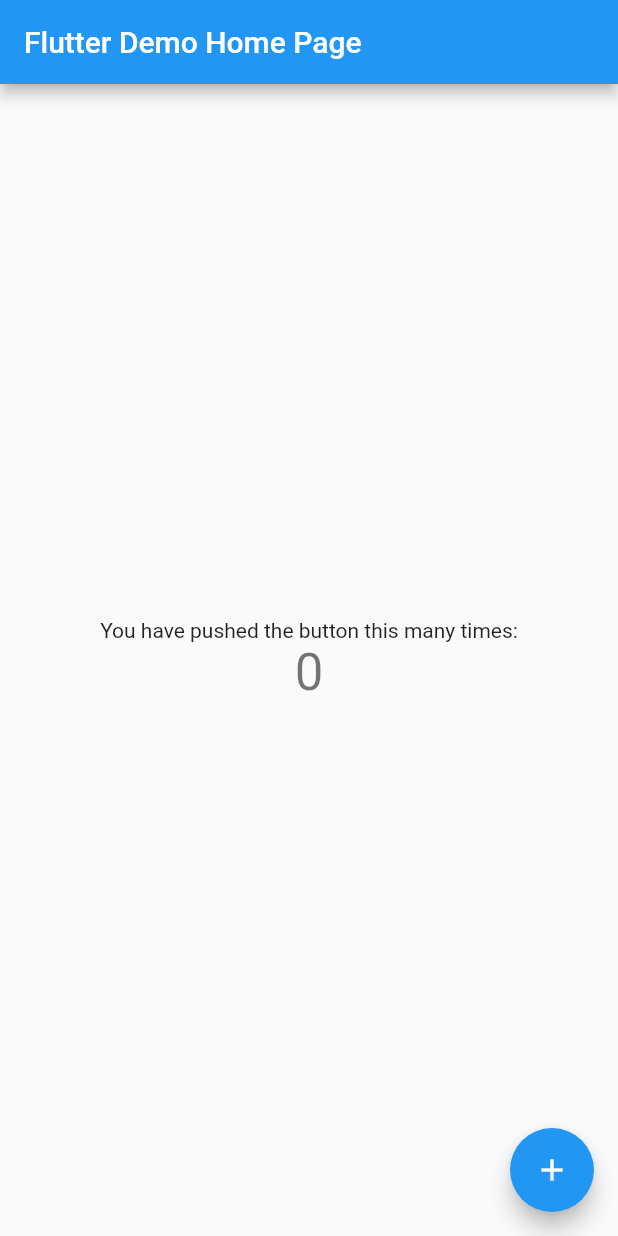
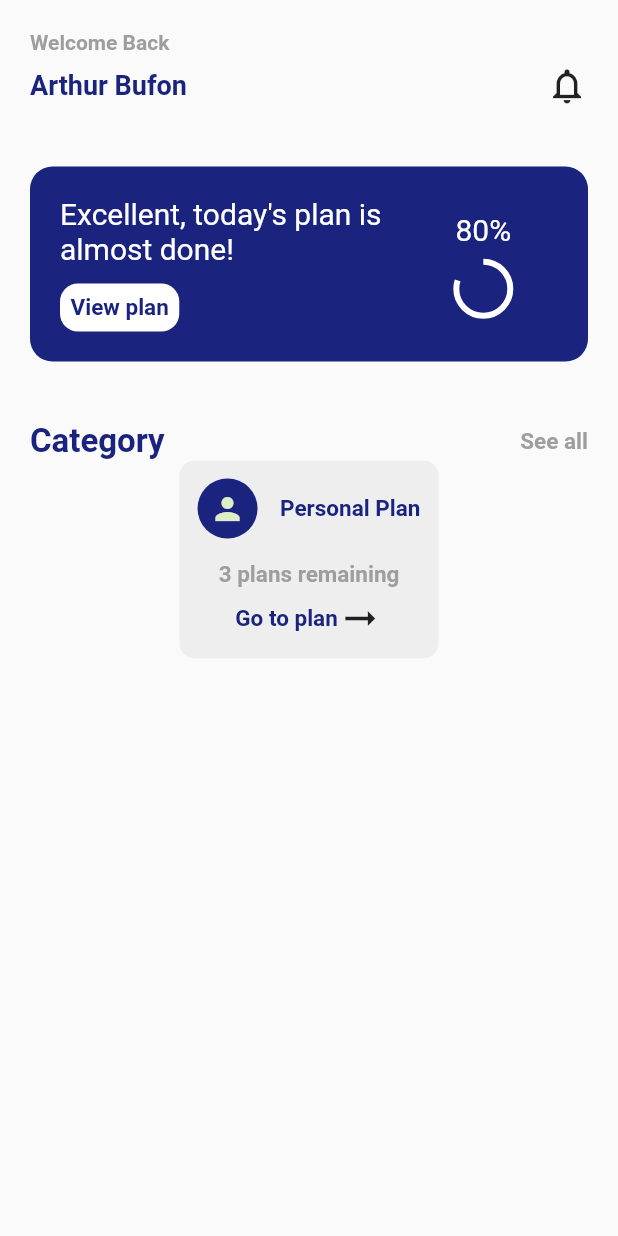
Before and after one commit to ArthurBufon/flutter_productivity_app_ui, a Flutter app: the screen it shows after launch, on a phone screen of 412 x 824 dp. Run offline on Flutter 3.47's test engine with Material 2 defaults, Android fonts, the light colour scheme and no system bars.

Commit message:
Welcome and progress indicator tasks

```diff
--- /dev/null
+++ b/lib/login_page.dart
@@ -0,0 +1,213 @@
+import 'package:flutter/material.dart';
+
+class LoginPage extends StatelessWidget {
+  const LoginPage({super.key});
+
+  @override
+  Widget build(BuildContext context) {
+    return Scaffold(
+      body: SafeArea(
+          child: Padding(
+        padding: const EdgeInsets.all(20.0),
+        child: Column(
+          children: [
+            // Welcome back
+            Row(
+              children: [
+                Text(
+                  'Welcome Back',
+                  style: TextStyle(
+                    fontWeight: FontWeight.bold,
+                    color: Colors.grey[500],
+                  ),
+                ),
+              ],
+            ),
+
+            const SizedBox(
+              height: 7,
+            ),
+
+            // Name and notifications.
+            Row(
+              mainAxisAlignment: MainAxisAlignment.spaceBetween,
+              children: [
+                Text(
+                  'Arthur Bufon',
+                  style: TextStyle(
+                      color: Colors.indigo[900],
+                      fontWeight: FontWeight.w700,
+                      fontSize: 18),
+                ),
+                const Icon(
+                  Icons.notifications_none,
+                  size: 28,
+                ),
+              ],
+            ),
+
+            const SizedBox(
+              height: 40,
+            ),
+
+            // Tasks progress.
+            Container(
+              decoration: BoxDecoration(
+                color: Colors.indigo[900],
+                borderRadius: BorderRadius.circular(15),
+              ),
+              child: Padding(
+                padding: const EdgeInsets.all(20.0),
+                child: Row(
+                  children: [
+                    Expanded(
+                      flex: 7,
+                      child: Column(
+                        children: [
+                          const Text(
+                            "Excellent, today's plan is almost done!",
+                            style: TextStyle(
+                              color: Colors.white,
+                              fontSize: 20,
+                            ),
+                          ),
+                          const SizedBox(height: 12),
+                          Row(
+                            children: [
+                              Container(
+                                padding: const EdgeInsets.all(7),
+                                decoration: BoxDecoration(
+                                    borderRadius: BorderRadius.circular(12),
+                                    color: Colors.white),
+                                child: Text(
+                                  "View plan",
+                                  style: TextStyle(
+                                      color: Colors.indigo[900],
+                                      fontSize: 15,
+                                      fontWeight: FontWeight.bold),
+                                ),
+                              ),
+                            ],
+                          ),
+                        ],
+                      ),
+                    ),
+                    Expanded(
+                      flex: 3,
+                      child: Column(
+                        children: const [
+                          Text(
+                            "80%",
+                            style: TextStyle(
+                              color: Colors.white,
+                              fontSize: 20,
+                            ),
+                          ),
+                          SizedBox(height: 10),
+                          CircularProgressIndicator(
+                            value: 0.8,
+                            color: Colors.white,
+                          ),
+                        ],
+                      ),
+                    ),
+                  ],
+                ),
+              ),
+            ),
+
+            const SizedBox(
+              height: 40,
+            ),
+
+            // Category.
+            Row(
+              mainAxisAlignment: MainAxisAlignment.spaceBetween,
+              children: [
+                Text(
+                  'Category',
+                  style: TextStyle(
+                    color: Colors.indigo[900],
+                    fontWeight: FontWeight.w700,
+                    fontSize: 22,
+                  ),
+                ),
+                Text(
+                  'See all',
+                  style: TextStyle(
+                    color: Colors.grey[500],
+                    fontWeight: FontWeight.w700,
+                    fontSize: 15,
+                  ),
+                ),
+              ],
+            ),
+
+            // Category cards.
+            Row(
+              mainAxisAlignment: MainAxisAlignment.spaceEvenly,
+              children: [
+                Container(
+                  padding: const EdgeInsets.all(12),
+                  decoration: BoxDecoration(
+                      color: Colors.grey[200],
+                      borderRadius: BorderRadius.circular(10)),
+                  child: Column(
+                    children: [
+                      Row(
+                        mainAxisAlignment: MainAxisAlignment.spaceBetween,
+                        children: [
+                          CircleAvatar(
+                            backgroundColor: Colors.indigo[900],
+                            child: const Icon(Icons.person),
+                          ),
+                          const SizedBox(width: 15),
+                          Text(
+                            'Personal Plan',
+                            style: TextStyle(
+                              color: Colors.indigo[900],
+                              fontWeight: FontWeight.w700,
+                              fontSize: 15,
+                            ),
+                          ),
+                        ],
+                      ),
+                      const SizedBox(height: 15),
+                      Row(
+                        mainAxisAlignment: MainAxisAlignment.spaceBetween,
+                        children: [
+                          Text(
+                            '3 plans remaining',
+                            style: TextStyle(
+                              color: Colors.grey[500],
+                              fontWeight: FontWeight.w700,
+                              fontSize: 15,
+                            ),
+                          ),
+                        ],
+                      ),
+                      const SizedBox(height: 5),
+                      Row(
+                        children: [
+                          Text(
+                            'Go to plan',
+                            style: TextStyle(
+                              color: Colors.indigo[900],
+                              fontWeight: FontWeight.w700,
+                              fontSize: 15,
+                            ),
+                          ),
+                          const Icon(Icons.arrow_right_alt_sharp, size: 30,),
+                        ],
+                      ),
+                    ],
+                  ),
+                )
+              ],
+            ),
+          ],
+        ),
+      )),
+    );
+  }
+}
--- a/lib/main.dart
+++ b/lib/main.dart
@@ -1,4 +1,5 @@
 import 'package:flutter/material.dart';
+import 'package:flutter_productivity_app_ui/login_page.dart';
 
 void main() {
   runApp(const MyApp());
@@ -7,109 +8,14 @@
 class MyApp extends StatelessWidget {
   const MyApp({super.key});
 
-  // This widget is the root of your application.
   @override
   Widget build(BuildContext context) {
     return MaterialApp(
-      title: 'Flutter Demo',
+      debugShowCheckedModeBanner: false,
       theme: ThemeData(
-        // This is the theme of your application.
-        //
-        // Try running your application with "flutter run". You'll see the
-        // application has a blue toolbar. Then, without quitting the app, try
-        // changing the primarySwatch below to Colors.green and then invoke
-        // "hot reload" (press "r" in the console where you ran "flutter run",
-        // or simply save your changes to "hot reload" in a Flutter IDE).
-        // Notice that the counter didn't reset back to zero; the application
-        // is not restarted.
-        primarySwatch: Colors.blue,
+        primarySwatch: Colors.lightGreen
       ),
-      home: const MyHomePage(title: 'Flutter Demo Home Page'),
+      home: const LoginPage(),
     );
   }
 }
-
-class MyHomePage extends StatefulWidget {
-  const MyHomePage({super.key, required this.title});
-
-  // This widget is the home page of your application. It is stateful, meaning
-  // that it has a State object (defined below) that contains fields that affect
-  // how it looks.
-
-  // This class is the configuration for the state. It holds the values (in this
-  // case the title) provided by the parent (in this case the App widget) and
-  // used by the build method of the State. Fields in a Widget subclass are
-  // always marked "final".
-
-  final String title;
-
-  @override
-  State<MyHomePage> createState() => _MyHomePageState();
-}
-
-class _MyHomePageState extends State<MyHomePage> {
-  int _counter = 0;
-
-  void _incrementCounter() {
-    setState(() {
-      // This call to setState tells the Flutter framework that something has
-      // changed in this State, which causes it to rerun the build method below
-      // so that the display can reflect the updated values. If we changed
-      // _counter without calling setState(), then the build method would not be
-      // called again, and so nothing would appear to happen.
-      _counter++;
-    });
-  }
-
-  @override
-  Widget build(BuildContext context) {
-    // This method is rerun every time setState is called, for instance as done
-    // by the _incrementCounter method above.
-    //
-    // The Flutter framework has been optimized to make rerunning build methods
-    // fast, so that you can just rebuild anything that needs updating rather
-    // than having to individually change instances of widgets.
-    return Scaffold(
-      appBar: AppBar(
-        // Here we take the value from the MyHomePage object that was created by
-        // the App.build method, and use it to set our appbar title.
-        title: Text(widget.title),
-      ),
-      body: Center(
-        // Center is a layout widget. It takes a single child and positions it
-        // in the middle of the parent.
-        child: Column(
-          // Column is also a layout widget. It takes a list of children and
-          // arranges them vertically. By default, it sizes itself to fit its
-          // children horizontally, and tries to be as tall as its parent.
-          //
-          // Invoke "debug painting" (press "p" in the console, choose the
-          // "Toggle Debug Paint" action from the Flutter Inspector in Android
-          // Studio, or the "Toggle Debug Paint" command in Visual Studio Code)
-          // to see the wireframe for each widget.
-          //
-          // Column has various properties to control how it sizes itself and
-          // how it positions its children. Here we use mainAxisAlignment to
-          // center the children vertically; the main axis here is the vertical
-          // axis because Columns are vertical (the cross axis would be
-          // horizontal).
-          mainAxisAlignment: MainAxisAlignment.center,
-          children: <Widget>[
-            const Text(
-              'You have pushed the button this many times:',
-            ),
-            Text(
-              '$_counter',
-              style: Theme.of(context).textTheme.headlineMedium,
-            ),
-          ],
-        ),
-      ),
-      floatingActionButton: FloatingActionButton(
-        onPressed: _incrementCounter,
-        tooltip: 'Increment',
-        child: const Icon(Icons.add),
-      ), // This trailing comma makes auto-formatting nicer for build methods.
-    );
-  }
-}
```
